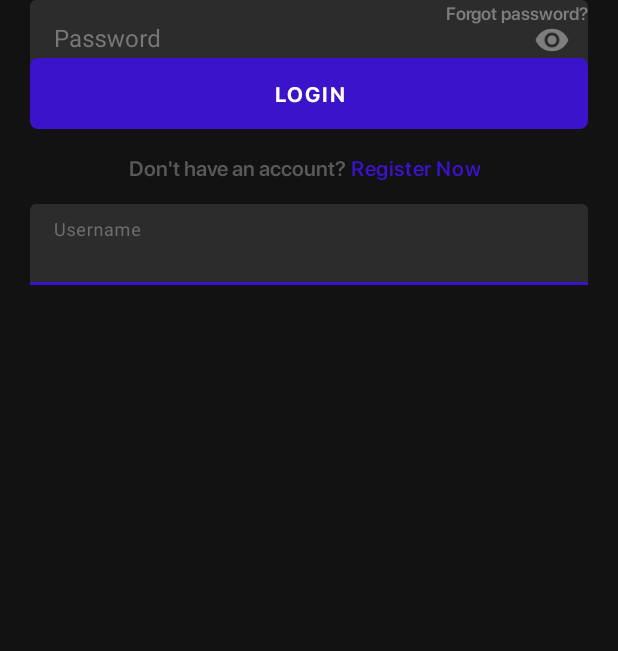
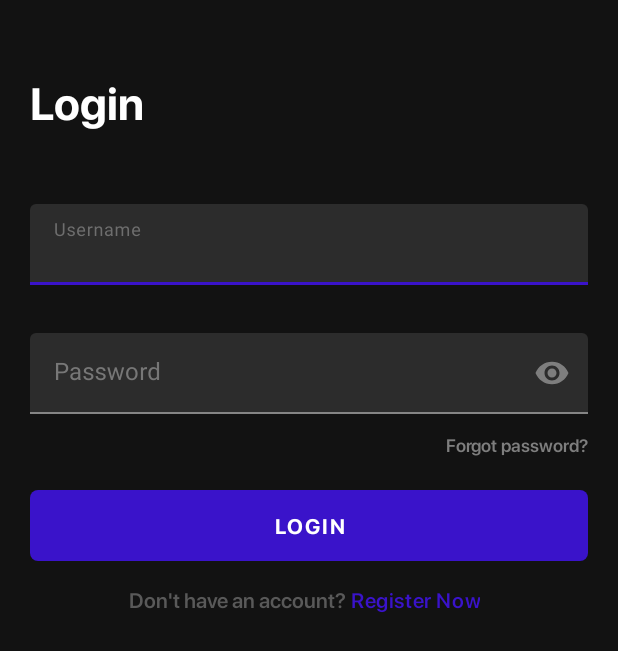
Before and after one commit to truebeliever17/soulbeats, an Android app: the screen it shows after launch (LoginActivity), on a phone screen of 412 x 824 dp. Shown: the top 651 px of the screen. Run offline under Robolectric (Android 15) with nearby library versions, the phone set to English and light mode, and no system bars.

Commit message:
Fix some minor errors

```diff
--- a/android/app/src/main/res/layout/activity_login.xml
+++ b/android/app/src/main/res/layout/activity_login.xml
@@ -45,7 +45,7 @@
         app:endIconMode="password_toggle"
         style="@style/Custom.TextInputLayout"
         app:layout_constraintStart_toStartOf="parent"
-        app:layout_constraintTop_toBottomOf="@+id/username_til">
+        app:layout_constraintTop_toBottomOf="@+id/username_il">
 
         <com.google.android.material.textfield.TextInputEditText
             android:id="@+id/password_et"
@@ -64,7 +64,7 @@
         android:textColor="@color/gray"
         android:textSize="@dimen/font_small"
         app:layout_constraintEnd_toEndOf="parent"
-        app:layout_constraintTop_toBottomOf="@+id/password_til" />
+        app:layout_constraintTop_toBottomOf="@+id/password_il" />
 
     <com.google.android.material.button.MaterialButton
         android:id="@+id/login_button"
@@ -74,6 +74,7 @@
         android:paddingVertical="14dp"
         android:text="@string/login"
         android:textColor="@color/white"
+        android:onClick="onClickLogin"
         app:layout_constraintEnd_toEndOf="parent"
         app:layout_constraintStart_toStartOf="parent"
         app:layout_constraintTop_toBottomOf="@+id/forgot_password_tv" />
@@ -104,7 +105,8 @@
             android:paddingVertical="8dp"
             android:paddingStart="2dp"
             android:paddingEnd="6dp"
-            android:text="@string/register_now" />
+            android:text="@string/register_now"
+            android:onClick="onClickRegister"/>
 
     </LinearLayout>
 
```
